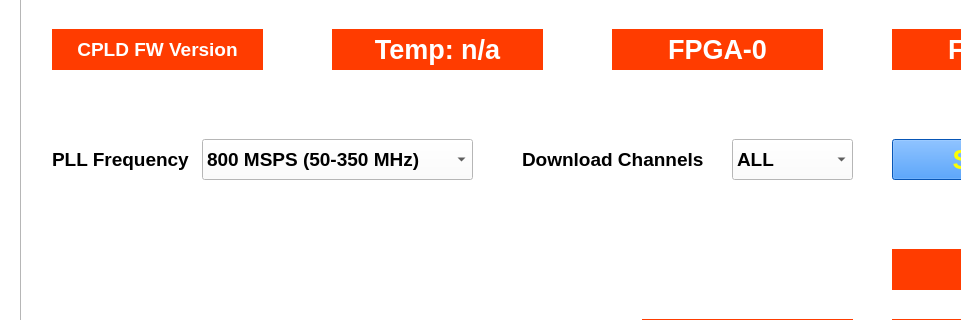
Qt form tpm_test.ui (amattana/PySKA) before a commit; both pictures show x 0 to 961 and y 247 to 567 of the 1150 by 718 pixel window.
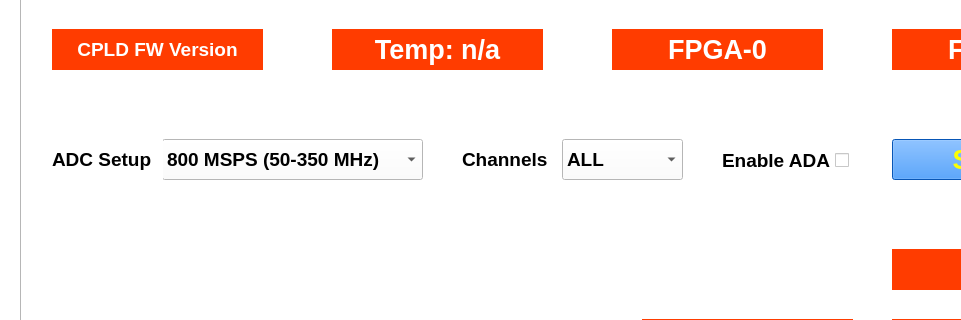
The same form after that commit.

Commit message: Added ADA support

The edit to the form file:
```diff
--- a/tpm_test.ui
+++ b/tpm_test.ui
@@ -349,9 +349,9 @@
     <widget class="QComboBox" name="qcombo_set_pll">
      <property name="geometry">
       <rect>
-       <x>180</x>
+       <x>140</x>
        <y>340</y>
-       <width>271</width>
+       <width>261</width>
        <height>41</height>
       </rect>
      </property>
@@ -419,7 +419,7 @@
       <rect>
        <x>30</x>
        <y>340</y>
-       <width>141</width>
+       <width>111</width>
        <height>41</height>
       </rect>
      </property>
@@ -431,7 +431,7 @@
       </font>
      </property>
      <property name="text">
-      <string>PLL Frequency</string>
+      <string>ADC Setup</string>
      </property>
      <property name="alignment">
       <set>Qt::AlignLeading|Qt::AlignLeft|Qt::AlignVCenter</set>
@@ -478,9 +478,9 @@
     <widget class="QLabel" name="qlabel_adu_conf_2">
      <property name="geometry">
       <rect>
-       <x>500</x>
+       <x>440</x>
        <y>340</y>
-       <width>191</width>
+       <width>101</width>
        <height>41</height>
       </rect>
      </property>
@@ -492,7 +492,7 @@
       </font>
      </property>
      <property name="text">
-      <string>Download Channels</string>
+      <string>Channels</string>
      </property>
      <property name="alignment">
       <set>Qt::AlignLeading|Qt::AlignLeft|Qt::AlignVCenter</set>
@@ -501,7 +501,7 @@
     <widget class="QComboBox" name="qcombo_set_input">
      <property name="geometry">
       <rect>
-       <x>710</x>
+       <x>540</x>
        <y>340</y>
        <width>121</width>
        <height>41</height>
@@ -705,6 +705,29 @@
       <set>Qt::AlignCenter</set>
      </property>
     </widget>
+    <widget class="QCheckBox" name="checkBox_ADA">
+     <property name="geometry">
+      <rect>
+       <x>686</x>
+       <y>341</y>
+       <width>141</width>
+       <height>41</height>
+      </rect>
+     </property>
+     <property name="font">
+      <font>
+       <pointsize>14</pointsize>
+       <weight>75</weight>
+       <bold>true</bold>
+      </font>
+     </property>
+     <property name="layoutDirection">
+      <enum>Qt::RightToLeft</enum>
+     </property>
+     <property name="text">
+      <string>Enable ADA</string>
+     </property>
+    </widget>
    </widget>
    <widget class="QWidget" name="tab">
     <attribute name="title">
```
The commit also changes 1 other file.
